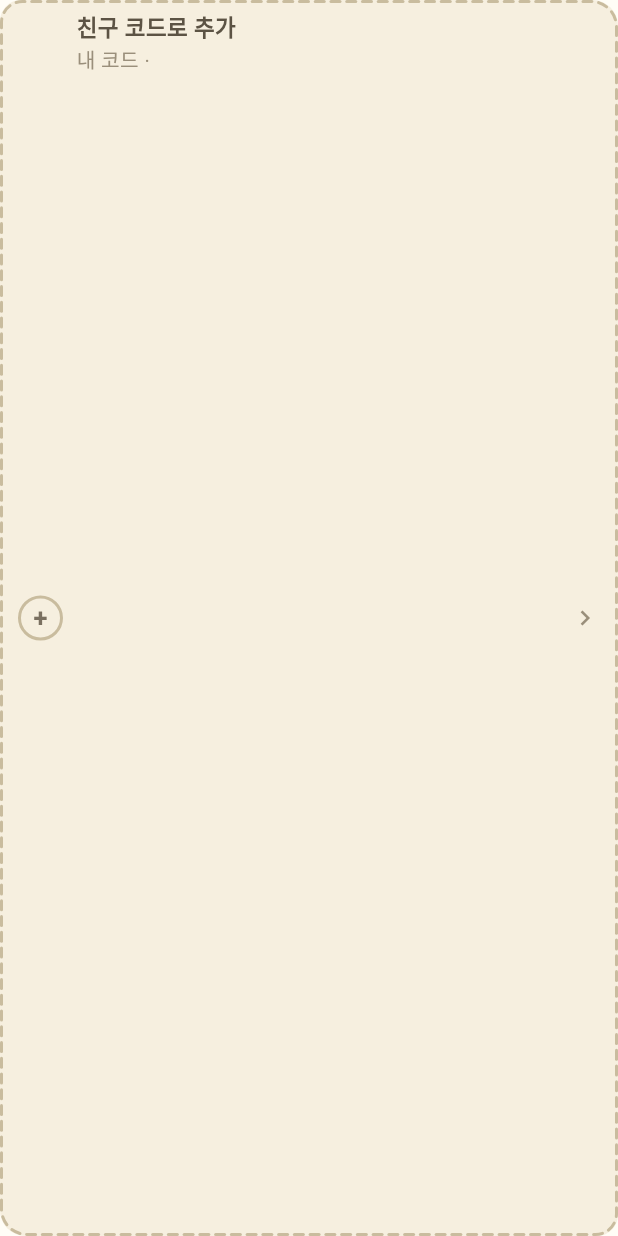
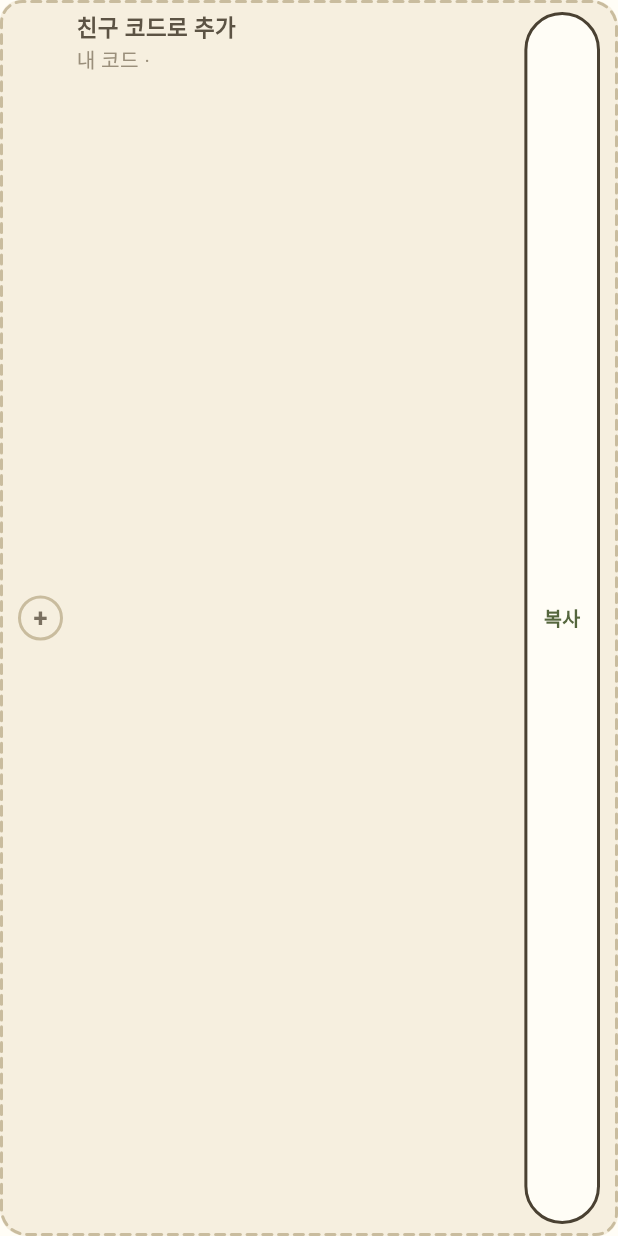
Before and after one commit to mahoora0/LifeQuest, a Flutter app: the _FriendCodeCard widget shown alone on an empty page, opened directly with empty values, on a phone screen of 412 x 824 dp. Run offline on Flutter 3.47's test engine with Material 3 defaults, Android fonts, the phone set to English and light mode, and no system bars; our stand-ins replace dio, flutter_riverpod, flutter_secure_storage, flutter_svg, geolocator, go_router and 4 more; accounts and stored records are empty; network calls fail; Roboto replaces fonts that are missing (Gaegu).

Commit message:
feat(flutter): show friend code on friends list

```diff
--- a/app/lib/features/friends/presentation/friends_screen.dart
+++ b/app/lib/features/friends/presentation/friends_screen.dart
@@ -1,4 +1,5 @@
 import 'package:flutter/material.dart';
+import 'package:flutter/services.dart';
 import 'package:flutter_riverpod/flutter_riverpod.dart';
 import 'package:go_router/go_router.dart';
 import 'package:life_quest/features/friends/application/friend_providers.dart';
@@ -395,10 +396,26 @@ class _FriendCodeCard extends StatelessWidget {
               ],
             ),
           ),
-          const Icon(Icons.chevron_right, size: 20, color: LqColors.textMuted),
+          if (myCode != null)
+            LqStatePill(
+              label: '복사',
+              tone: LqPillTone.quiet,
+              onTap: () => _copy(context, myCode!),
+            )
+          else
+            const Icon(
+              Icons.chevron_right,
+              size: 20,
+              color: LqColors.textMuted,
+            ),
         ],
       ),
     );
+  }
+
+  Future<void> _copy(BuildContext context, String code) async {
+    await Clipboard.setData(ClipboardData(text: code));
+    if (context.mounted) showLqSnack(context, '친구 코드를 복사했어요');
   }
 }
 
```
Also changed, not shown: app/lib/features/friends/data/friend_repository.dart (+11 -4 lines), 1 other file.
